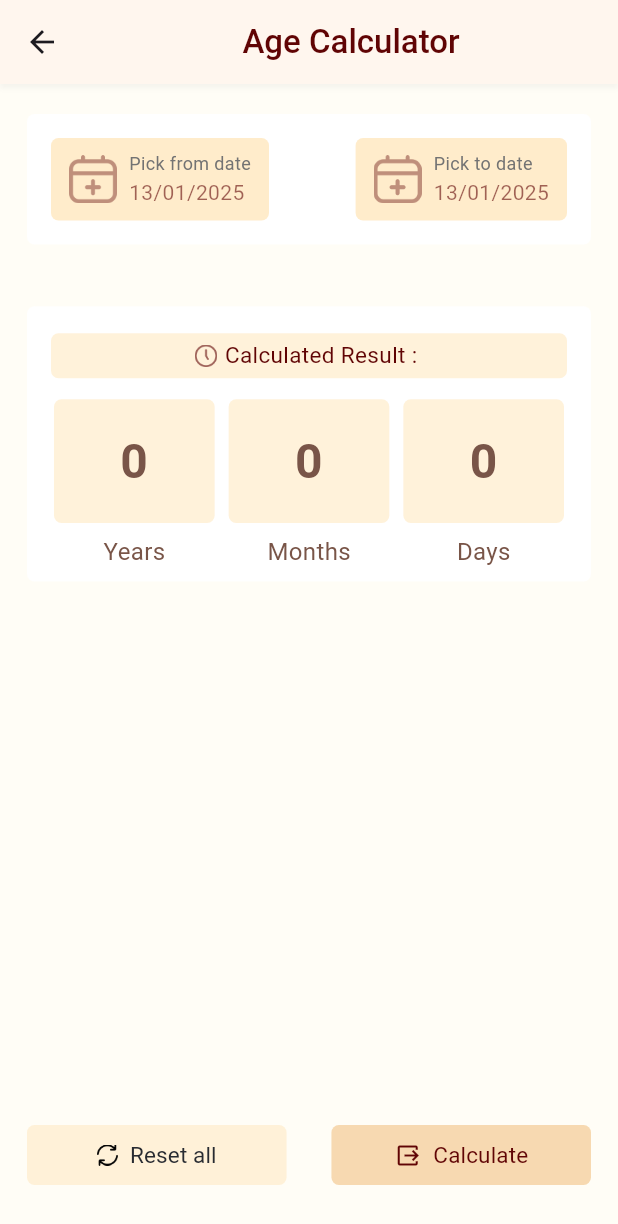
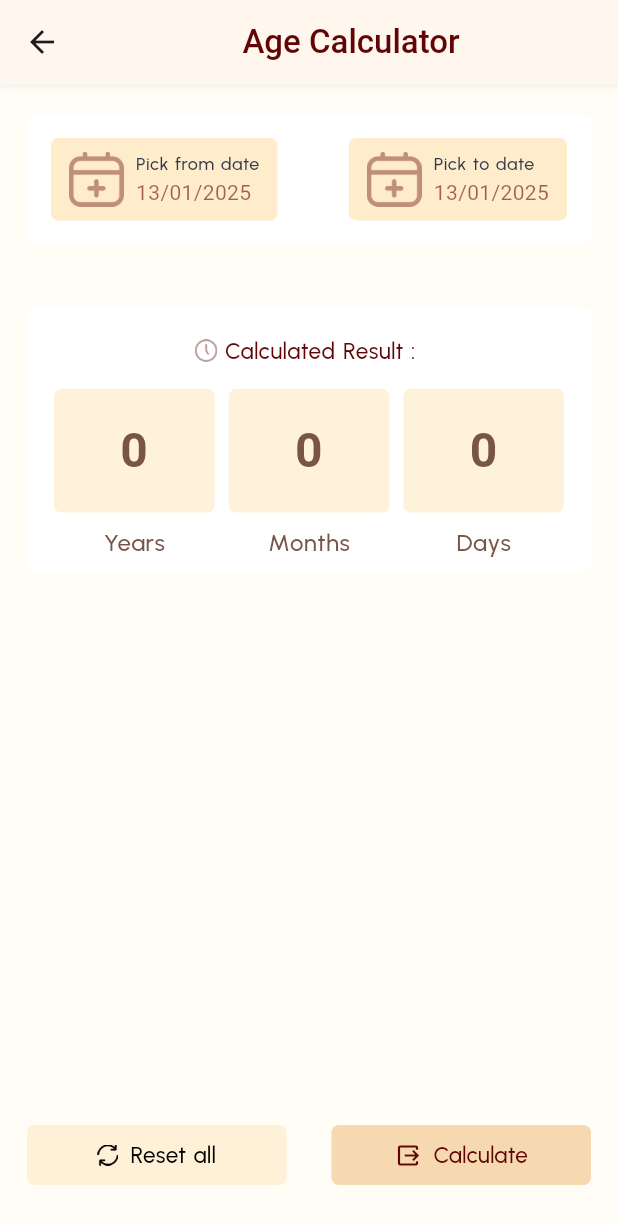
Before and after one commit to marjansikder/story-note, a Flutter app: the AgeCalculatorScreen screen opened by its route, on a phone screen of 412 x 824 dp. Shown: the top 1224 px of the screen. Run offline on Flutter 3.47's test engine with Material 3 defaults, Android fonts, the phone set to English and light mode, and no system bars; our stand-ins replace flutter_riverpod, fluttertoast, google_fonts, hive, hive_flutter, table_calendar; accounts and stored records are empty; Roboto replaces fonts that are missing (MiSans).

Commit message:
Ui update

```diff
--- a/lib/screen/age_calculator/age_calculator_screen.dart
+++ b/lib/screen/age_calculator/age_calculator_screen.dart
@@ -55,9 +55,10 @@ class _AgeCalculatorScreenState extends ConsumerState<AgeCalculatorScreen> {
         const SizedBox(height: 8),
         Text(
           label,
-          style: const TextStyle(
+          style: getCustomTextStyle(
             fontSize: 16,
             color: Colors.brown,
+            fontFamily: 'Kohinoor',
           ),
         ),
       ],
@@ -84,7 +85,7 @@ class _AgeCalculatorScreenState extends ConsumerState<AgeCalculatorScreen> {
           children: [
             Image.asset(
               "assets/icons/ic_pick_date.png",
-              scale: 16,
+              scale: 14,
               color: AppColors.kBrown.withOpacity(.4),
             ),
             const SizedBox(width: 8),
@@ -94,7 +95,11 @@ class _AgeCalculatorScreenState extends ConsumerState<AgeCalculatorScreen> {
               children: [
                 Text(
                   label,
-                  style: getCustomTextStyle(fontSize: 12, color: AppColors.kTextGreyColor),
+                  style: getCustomTextStyle(
+                    fontSize: 12,
+                    color: AppColors.kTitleTextColor,
+                    fontFamily: 'Kohinoor',
+                  ),
                 ),
                 Text(
                   date,
@@ -118,7 +123,7 @@ class _AgeCalculatorScreenState extends ConsumerState<AgeCalculatorScreen> {
         DateFormat("dd/MM/yyyy").format(_toDate ?? DateTime.now());
     var height = MediaQuery.of(context).size.height;
     return Scaffold(
-      backgroundColor: Color(0xFFFFFBED).withOpacity(.5),
+      backgroundColor: AppColors.kBgColor.withOpacity(.5),
       appBar: CustomAppBarWithShadow(title: 'Age Calculator'),
       body: Padding(
         padding: EdgeInsets.symmetric(horizontal: 18),
@@ -133,8 +138,7 @@ class _AgeCalculatorScreenState extends ConsumerState<AgeCalculatorScreen> {
                 borderRadius: BorderRadius.circular(5),
               ),
               child: Padding(
-                padding:
-                    const EdgeInsets.symmetric(horizontal: 16.0, vertical: 16),
+                padding: const EdgeInsets.symmetric(horizontal: 16.0, vertical: 16),
                 child: Row(
                   mainAxisAlignment: MainAxisAlignment.spaceBetween,
                   children: [
@@ -169,27 +173,22 @@ class _AgeCalculatorScreenState extends ConsumerState<AgeCalculatorScreen> {
                 child: Column(
                   children: [
                     Padding(
-                      padding: const EdgeInsets.symmetric(horizontal: 16.0, vertical: 2),
-                      child: Container(
-                        height: 30,
-                        decoration: BoxDecoration(
-                          borderRadius: BorderRadius.circular(5),
-                          color: AppColors.kWarningToastBgColor.withOpacity(.7),
-                        ),
+                      padding: const EdgeInsets.symmetric(
+                          horizontal: 16.0, vertical: 2),
                       child: Row(
                         mainAxisAlignment: MainAxisAlignment.center,
                         children: [
                           Image.asset("assets/icons/ic_result.png",
                               height: 15,
-                                color: AppColors.kBrown.withOpacity(.6)),
+                              color: AppColors.kBrown.withOpacity(.4)),
                           const SizedBox(width: 5),
                           Text('Calculated Result : ',
                               style: getCustomTextStyle(
                                   fontWeight: FontWeight.w400,
+                                  fontFamily: 'Kohinoor',
                                   fontSize: 15,
                                   color: AppColors.kBrown)),
                         ],
-                        ),
                       ),
                     ),
                     SizedBox(
@@ -229,7 +228,15 @@ class _AgeCalculatorScreenState extends ConsumerState<AgeCalculatorScreen> {
                     ),
                     icon: Image.asset("assets/icons/ic_refresh.png",
                         height: 14, color: AppColors.kBlackColor),
-                    label: Text('Reset all', style: FontUtil.blackW400S15),
+                    label: Text(
+                      'Reset all',
+                      style: getCustomTextStyle(
+                        color: AppColors.kBlackColor,
+                        fontWeight: FontWeight.w400,
+                        fontSize: 15,
+                        fontFamily: 'Kohinoor',
+                      ),
+                    ),
                     onPressed: () {
                       setState(() {
                         _fromDate = DateTime.now();
@@ -253,19 +260,21 @@ class _AgeCalculatorScreenState extends ConsumerState<AgeCalculatorScreen> {
                       padding: EdgeInsets.symmetric(horizontal: 16),
                     ),
                     icon: Icon(Icons.output, color: AppColors.kBrown, size: 18),
-                    label: Text('Calculate',
-                        style: TextStyle(
+                    label: Text(
+                      'Calculate',
+                      style: getCustomTextStyle(
                         color: AppColors.kBrown,
                         fontWeight: FontWeight.w400,
-                            fontSize: 15)),
+                        fontSize: 15,
+                        fontFamily: 'Kohinoor',
+                      ),
+                    ),
                     onPressed: () {
                       AgeDuration value = AgeUtil.dateDifference(
                           fromDate: _fromDate!, toDate: _toDate!);
                       setState(() {
                         ageDuration = value;
                       });
-                      print('>>>>><<<<<$value');
-                      print(AgeDuration);
                     },
                   ),
                 ),
--- a/lib/screen/calender/holiday_calendar_screen.dart
+++ b/lib/screen/calender/holiday_calendar_screen.dart
@@ -126,7 +126,7 @@ class _HolidayCalenderState extends State<HolidayCalender> {
     final currentDate = DateTime.now();
     return Scaffold(
         //backgroundColor: AppColors.kNewBackground.withOpacity(.1),
-        backgroundColor: Color(0xFFFFFBED).withOpacity(.5),
+        backgroundColor: AppColors.kBgColor.withOpacity(.5),
         appBar: CustomAppBarWithShadow(title: 'Holiday ${_focusedDay.year}'),
         body: Column(children: [
           const SizedBox(height: 4),
--- a/lib/utils/colors.dart
+++ b/lib/utils/colors.dart
@@ -91,6 +91,8 @@ class AppColors {
   static const kLightSoilColor = Color(0xFFFFBC25);
   //static const kMoreLightSoilColor = Color(0xFFFFBC25);
   static const kChipBackgroundColor = Color(0xFFE7F0FF);
+  static const kBgColor = Color(0xFFFFFBED);
+  //static const kBgColor = Color(0xFFFAF4EA);
 
   static const kStartCallColor = Color(0xFF00BF8A);
   static const kMoreLightSoilColor = Color(0xFFFFA911);
--- a/lib/utils/toast.dart
+++ b/lib/utils/toast.dart
@@ -40,14 +40,14 @@ class Toast {
   void _showToast(String message) {
     fToast.showToast(
       child: _makeToast(message, ToastType.NORMAL),
-      gravity: ToastGravity.TOP,
+      gravity: ToastGravity.CENTER,
     );
   }
 
   void _showSuccessToast(String message) {
     fToast.showToast(
       child: _makeToast(message, ToastType.SUCCESS),
-      gravity: ToastGravity.TOP,
+      gravity: ToastGravity.CENTER,
     );
   }
 
--- a/pubspec.yaml
+++ b/pubspec.yaml
@@ -17,7 +17,7 @@ dependencies:
   table_calendar: ^3.1.3
   permission_handler: ^11.3.1
   google_fonts: ^6.2.1
-  fluttertoast: ^8.2.8
+  fluttertoast: ^8.2.10
   flutter_font_icons: ^2.2.7
   font_awesome_flutter: ^10.8.0
   flutter_riverpod: ^2.6.1
```
Also changed, not shown: lib/screen/notes/notes_list_screen.dart (+56 -25 lines), assets/icons/ic_copy_all.png (added), pubspec.lock. Lines whose indentation alone changed are shown as unchanged.
